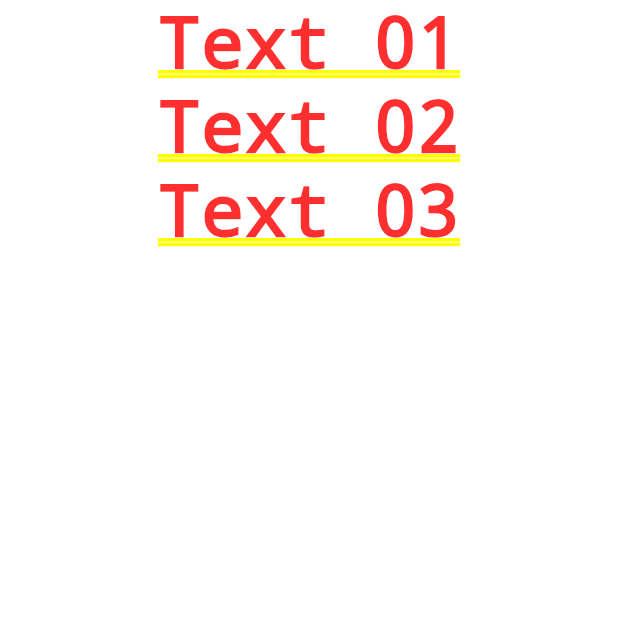
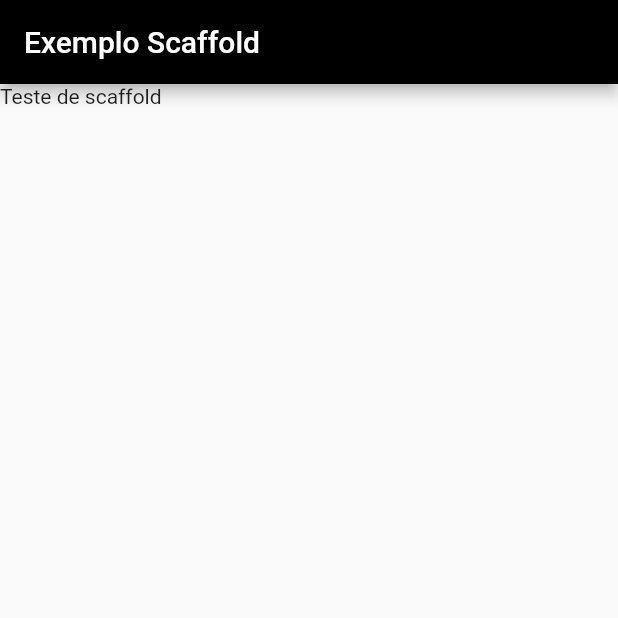
Before and after one commit to IvancLourenco/PrimeiroProjetoFlutter, a Flutter app: the screen it shows after launch, on a phone screen of 412 x 824 dp, the top half of it. Run offline on Flutter 3.47's test engine with Material 2 defaults, Android fonts, the phone set to English and light mode, and no system bars.

Commit message:
novas atualizacoes

```diff
--- a/lib/main.dart
+++ b/lib/main.dart
@@ -4,17 +4,19 @@ import 'package:flutter/material.dart';
 void main(){
   runApp(MaterialApp(
     title: "Projeto Container",
-    home:Container(
-      color: Colors.white,
-      child:const Column(
-        children: [
-          Text("Text 01"),
-          Text("Text 02"),
-          Text("Text 03")
-        ],
-      )
-
-    )
+    home:Scaffold(
+      appBar: AppBar(
+        title:Text("Exemplo Scaffold"),
+        backgroundColor: Colors.black,
+        ),
+        body: Container(
+          child: const Column(
+            children: [
+              Text("Teste de scaffold")
+            ],
+          ),
+        ),
+        )
 
   ));
 }
```
Also changed, not shown: 2 other files.
